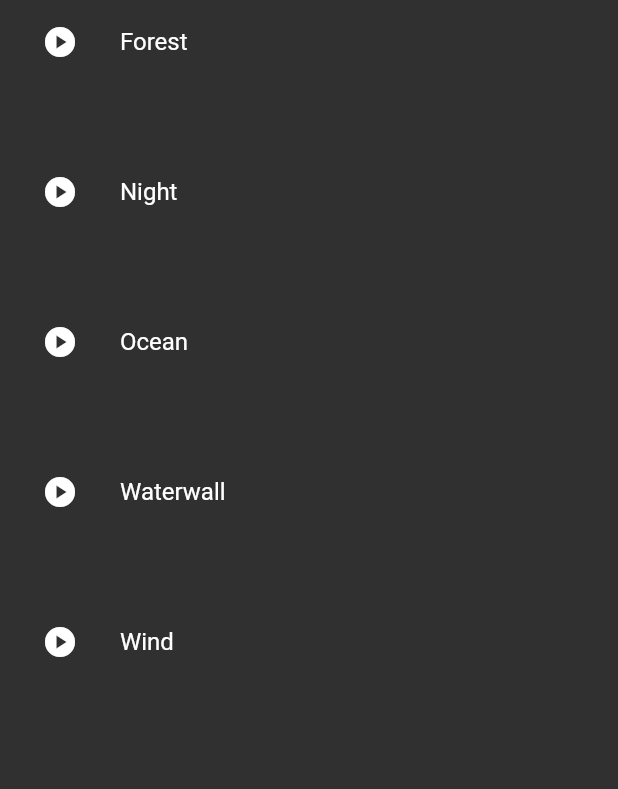
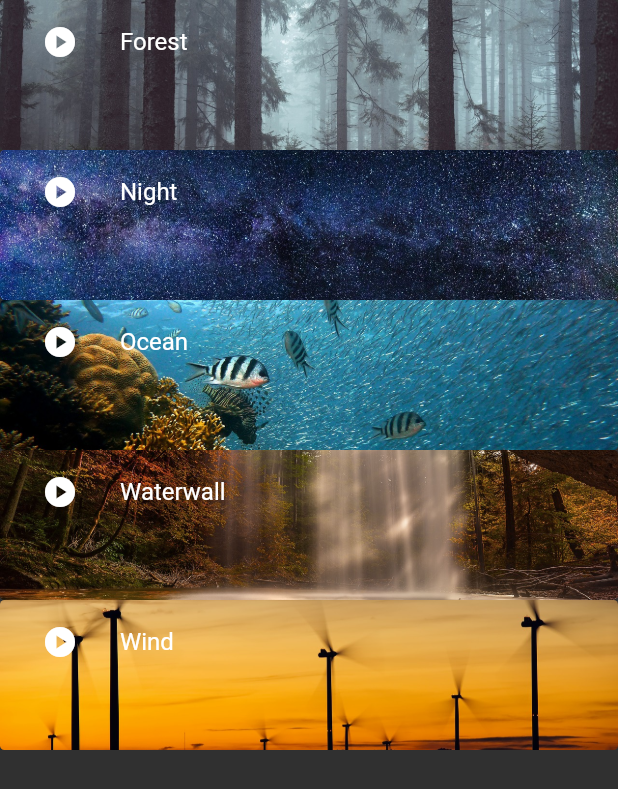
Before and after one commit to Serg8787/meditation_first_flutter, a Flutter app: the screen it shows after launch, on a phone screen of 412 x 824 dp. Shown: the top 789 px of the screen. Run offline on Flutter 3.47's test engine with Material 2 defaults, Android fonts, the phone set to English and light mode, and no system bars.

Commit message:
add_decor

```diff
--- a/lib/screens/medition_app_screen.dart
+++ b/lib/screens/medition_app_screen.dart
@@ -23,8 +23,8 @@ class _MeditionScreenState extends State<MeditionScreen> {
         imagePath: "meditions_images/ocean.jpeg"),
     ItemMeditiion(
         name: "Waterwall",
-        audioPath: "medition_audio/waterwall.mp3",
-        imagePath: "meditions_images/waterwall.jpeg"),
+        audioPath: "medition_audio/waterfall.mp3",
+        imagePath: "meditions_images/waterfall.jpeg"),
     ItemMeditiion(
         name: "Wind",
         audioPath: "medition_audio/wind.mp3",
@@ -41,6 +41,11 @@ class _MeditionScreenState extends State<MeditionScreen> {
 
           return Container(
             height: 100,
+            decoration: BoxDecoration(
+              borderRadius: BorderRadius.circular(3),
+              image: DecorationImage(
+                  fit: BoxFit.fitWidth,image: AssetImage(meditions[index].imagePath))
+            ),
             child: ListTile(
               title: Text(meditions[index].name),
               leading: IconButton(icon: Icon(Icons.play_circle),
--- a/pubspec.yaml
+++ b/pubspec.yaml
@@ -56,6 +56,10 @@ flutter:
   # included with your application, so that you can use the icons in
   # the material Icons class.
   uses-material-design: true
+  assets:
+    - meditions_images/
+    - medition_audio/
+
 
   # To add assets to your application, add an assets section, like this:
   # assets:
```
